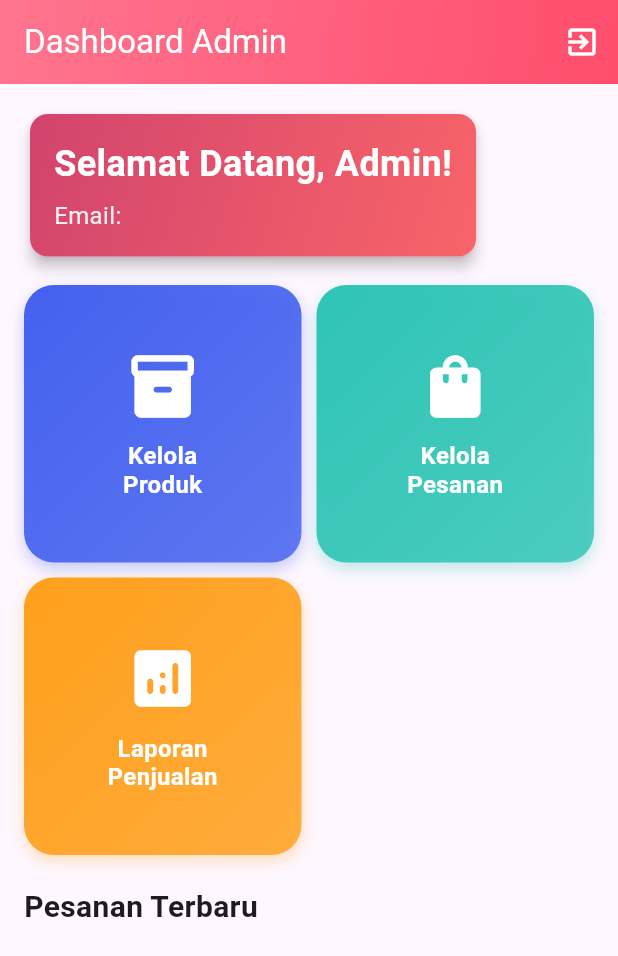
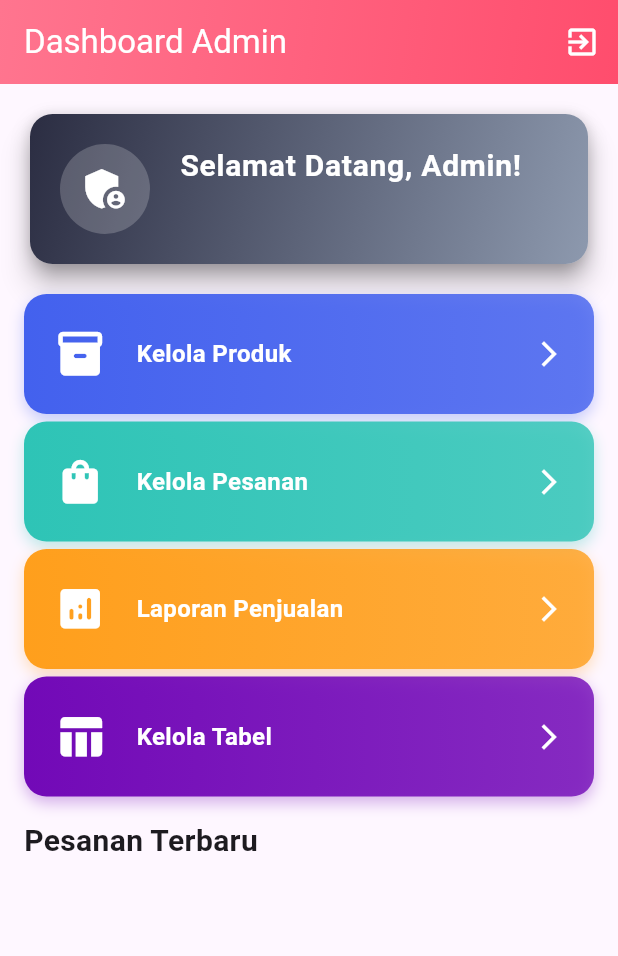
Before and after one commit to AndhikaF29/Mamihshop, a Flutter app: the DashboardPage screen opened directly, on a phone screen of 412 x 824 dp. Shown: the top 956 px of the screen. Run offline on Flutter 3.47's test engine with Material 3 defaults, Android fonts, the phone set to English and light mode, and no system bars; our stand-ins replace cloud_firestore, data_table_2, firebase_auth, firebase_core, firebase_messaging, fl_chart and 7 more; accounts and stored records are empty.

Commit message:
Update dependencies and enhance UI components: - Add 'data_table_2' package for improved data handling. - Include 'strict-version-matcher-plugin' in build.gradle for better dependency management. - Enable multiDex support in app build.gradle. - Update AndroidManifest.xml with new permissions and metadata for Google Play services. - Revise admin dashboard UI for better aesthetics and functionality. - Modify cart and product detail pages for improved user experience and size handling. - Adjust color schemes in cart page for better visibility. - Refactor category filtering in FindScreen to improve product search accuracy.

```diff
--- a/lib/main.dart
+++ b/lib/main.dart
@@ -14,6 +14,7 @@
 import 'package:mamihshop/pages/admin/order_details_page.dart';
 import 'package:mamihshop/pages/admin/about_page.dart';
 import 'package:mamihshop/splash_screen.dart';
+import 'package:mamihshop/pages/admin/checkout_table_screen.dart';
 
 void main() async {
   WidgetsFlutterBinding.ensureInitialized();
@@ -51,6 +52,7 @@
             orderId: ModalRoute.of(context)!.settings.arguments as String),
         '/about': (context) => const AboutPage(),
         '/registerPage': (context) => const RegisterPage(),
+        '/checkoutTable': (context) => const CheckoutTableScreen(),
       },
     );
   }
--- a/lib/pages/admin/add_product_page.dart
+++ b/lib/pages/admin/add_product_page.dart
@@ -18,7 +18,7 @@
   final TextEditingController _salesController = TextEditingController();
 
   String _selectedCategory = 'Pakaian';
-  final List<String> _categories = ['Pakaian', 'Tas', 'Celana'];
+  final List<String> _categories = ['Pakaian', 'Tas', 'Celana','lainnya'];
   final _formKey = GlobalKey<FormState>();
 
   Future<void> _addProduct() async {
--- a/lib/pages/admin/admin_dashboard.dart
+++ b/lib/pages/admin/admin_dashboard.dart
@@ -111,41 +111,67 @@
             children: [
               // Greeting Card
               Card(
-                elevation: 4,
+                elevation: 8,
                 shape: RoundedRectangleBorder(
-                  borderRadius: BorderRadius.circular(12),
+                  borderRadius: BorderRadius.circular(15),
                 ),
                 child: Container(
+                  width: double.infinity,
                   decoration: BoxDecoration(
                     gradient: LinearGradient(
                       begin: Alignment.topLeft,
                       end: Alignment.bottomRight,
                       colors: [
-                        const Color(0xFFC9184A).withOpacity(0.8),
-                        const Color(0xFFF94144).withOpacity(0.8),
+                        const Color(0xFF2B2D42),
+                        const Color(0xFF8D99AE),
                       ],
                     ),
-                    borderRadius: BorderRadius.circular(12),
+                    borderRadius: BorderRadius.circular(15),
+                    boxShadow: [
+                      BoxShadow(
+                        color: Colors.black.withOpacity(0.2),
+                        blurRadius: 10,
+                        offset: const Offset(0, 5),
+                      ),
+                    ],
                   ),
                   child: Padding(
-                    padding: const EdgeInsets.all(16.0),
+                    padding: const EdgeInsets.all(20.0),
+                    child: Row(
+                      children: [
+                        CircleAvatar(
+                          radius: 30,
+                          backgroundColor: Colors.white.withOpacity(0.2),
+                          child: const Icon(
+                            Icons.admin_panel_settings,
+                            size: 35,
+                            color: Colors.white,
+                          ),
+                        ),
+                        const SizedBox(width: 20),
+                        Expanded(
                           child: Column(
                             crossAxisAlignment: CrossAxisAlignment.start,
                             children: [
                               Text(
                                 'Selamat Datang, Admin!',
                                 style: TextStyle(
-                            fontSize: 24,
+                                  fontSize: 20,
                                   fontWeight: FontWeight.bold,
                                   color: Colors.white,
+                                  letterSpacing: 0.5,
                                 ),
                               ),
-                        SizedBox(height: 6),
+                              const SizedBox(height: 8),
                               Text(
-                          'Email: ${user?.email}',
+                                '${user?.email}',
                                 style: TextStyle(
                                   fontSize: 16,
                                   color: Colors.white.withOpacity(0.9),
+                                  letterSpacing: 0.3,
+                                ),
+                              ),
+                            ],
                           ),
                         ),
                       ],
@@ -153,40 +179,45 @@
                   ),
                 ),
               ),
-              const SizedBox(height: 15),
+              const SizedBox(height: 16),
 
-              // Menu Grid
-              GridView.count(
-                shrinkWrap: true,
-                physics: const NeverScrollableScrollPhysics(),
-                crossAxisCount: 2,
-                mainAxisSpacing: 10,
-                crossAxisSpacing: 10,
+              // Menu List (menggantikan Menu Grid)
+              Column(
                 children: [
                   _buildMenuCard(
                     context,
-                    'Kelola\nProduk',
+                    'Kelola Produk',
                     Icons.inventory_2_rounded,
                     const Color(0xFF4361EE),
                     () => Navigator.pushNamed(context, '/productManagement'),
                   ),
+                  const SizedBox(height: 5),
                   _buildMenuCard(
                     context,
-                    'Kelola\nPesanan',
+                    'Kelola Pesanan',
                     Icons.shopping_bag_rounded,
                     const Color(0xFF2EC4B6),
                     () => Navigator.pushNamed(context, '/orderManagement'),
                   ),
+                  const SizedBox(height: 5),
                   _buildMenuCard(
                     context,
-                    'Laporan\nPenjualan',
+                    'Laporan Penjualan',
                     Icons.analytics_rounded,
                     const Color(0xFFFF9F1C),
                     () => Navigator.pushNamed(context, '/reports'),
                   ),
+                  const SizedBox(height: 5),
+                  _buildMenuCard(
+                    context,
+                    'Kelola Tabel',
+                    Icons.table_chart_rounded,
+                    const Color(0xFF7209B7),
+                    () => Navigator.pushNamed(context, '/checkoutTable'),
+                  ),
                 ],
               ),
-              const SizedBox(height: 20),
+              const SizedBox(height: 15),
 
               // Recent Orders
               const Text(
@@ -267,16 +298,18 @@
     return GestureDetector(
       onTap: onTap,
       child: Container(
+        width: double.infinity,
+        height: 80,
         decoration: BoxDecoration(
           gradient: LinearGradient(
-            begin: Alignment.topLeft,
-            end: Alignment.bottomRight,
+            begin: Alignment.centerLeft,
+            end: Alignment.centerRight,
             colors: [
               color,
               color.withOpacity(0.8),
             ],
           ),
-          borderRadius: BorderRadius.circular(20),
+          borderRadius: BorderRadius.circular(15),
           boxShadow: [
             BoxShadow(
               color: color.withOpacity(0.3),
@@ -285,25 +318,30 @@
             ),
           ],
         ),
-        child: Column(
-          mainAxisAlignment: MainAxisAlignment.center,
+        child: Row(
           children: [
+            const SizedBox(width: 20),
             Icon(
               icon,
-              size: 50,
+              size: 35,
               color: Colors.white,
             ),
-            const SizedBox(height: 12),
+            const SizedBox(width: 20),
             Text(
               title,
-              textAlign: TextAlign.center,
               style: const TextStyle(
                 color: Colors.white,
                 fontSize: 16,
                 fontWeight: FontWeight.bold,
-                height: 1.2,
               ),
             ),
+            const Spacer(),
+            const Icon(
+              Icons.arrow_forward_ios,
+              color: Colors.white,
+              size: 20,
+            ),
+            const SizedBox(width: 20),
           ],
         ),
       ),
--- a/lib/pages/users/cart_page.dart
+++ b/lib/pages/users/cart_page.dart
@@ -46,7 +46,7 @@
           'Keranjang Saya',
           style: TextStyle(color: Colors.white),
         ),
-        backgroundColor: const Color(0xFFFF4D6D),
+        backgroundColor: const Color(0xFFFF758F),
         elevation: 0,
       ),
       body: user == null
@@ -314,7 +314,7 @@
                             : null,
                         style: ElevatedButton.styleFrom(
                           padding: const EdgeInsets.symmetric(vertical: 16),
-                          backgroundColor: const Color(0xFFFF4D6D),
+                          backgroundColor: const Color(0xFFFF758F),
                           shape: RoundedRectangleBorder(
                             borderRadius: BorderRadius.circular(8),
                           ),
--- a/pubspec.yaml
+++ b/pubspec.yaml
@@ -47,6 +47,7 @@
   firebase_messaging: ^15.2.0
   flutter_local_notifications: ^18.0.1
   fl_chart: ^0.70.1
+  data_table_2: ^2.5.18
 
   # The following adds the Cupertino Icons font to your application.
   # Use with the CupertinoIcons class for iOS style icons.
```
Also changed, not shown: lib/pages/admin/checkout_table_screen.dart (added, +181 -0 lines), lib/pages/users/details_product_page.dart (+19 -6 lines), lib/pages/users/find_screen.dart (+10 -6 lines), lib/pages/users/home_page.dart (+12 -3 lines), pubspec.lock, 8 other files. Lines whose indentation alone changed are shown as unchanged.
